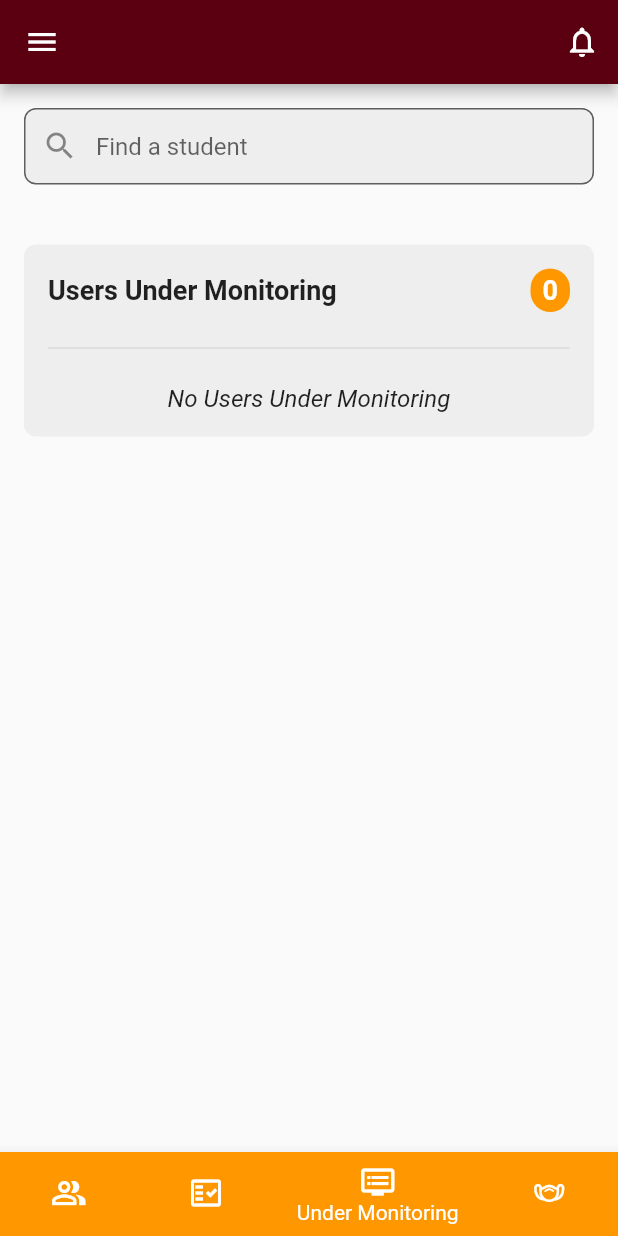
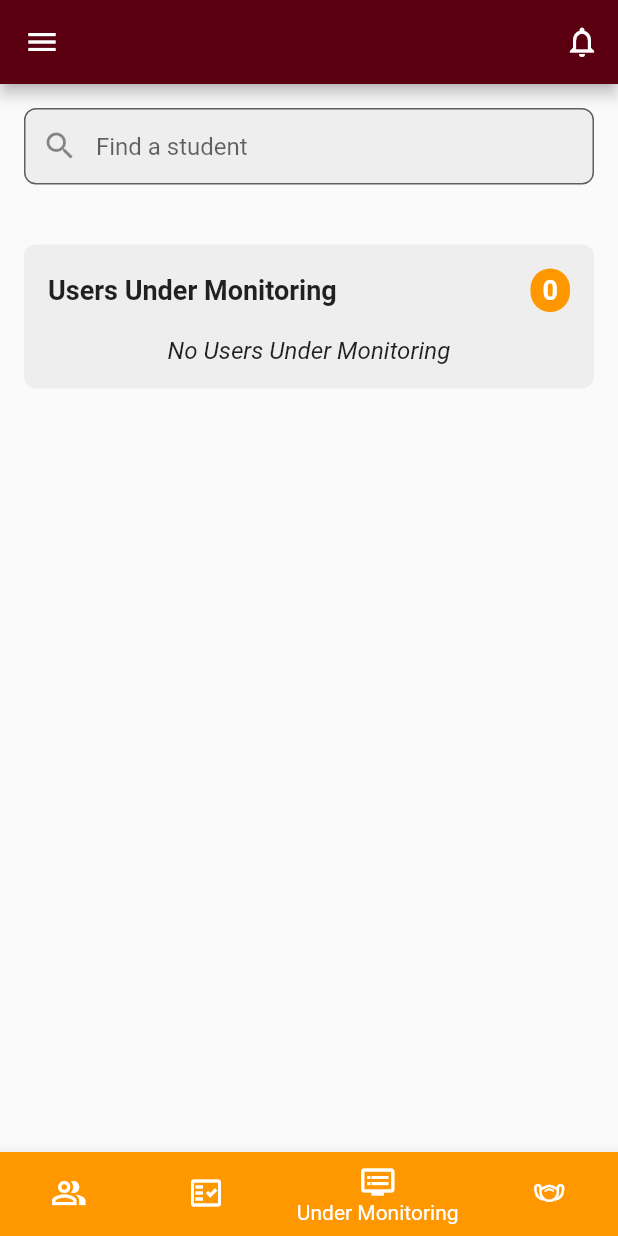
Before and after one commit to reymondyncierto/UPLBeat, a Flutter app: the AdminPage screen opened by its route, item 3 of the bottom bar chosen, on a phone screen of 412 x 824 dp. Run offline on Flutter 3.47's test engine with Material 2 defaults, Android fonts, the phone set to English and light mode, and no system bars; our stand-ins replace cloud_firestore, email_validator, firebase_auth, firebase_core, google_sign_in, image_gallery_saver and 1 more; missing offline and left inert: qr_code_scanner; accounts and stored records are empty.

Commit message:
chore: deleted unnecessary sized box and divider

```diff
--- a/lib/screens/admin_page.dart
+++ b/lib/screens/admin_page.dart
@@ -317,8 +317,6 @@ Widget _showAllUsers() {
                         ],
                       ),
                       const SizedBox(height: 16.0),
-                      const Divider(), // Horizontal line
-                      const SizedBox(height: 16.0),
                       if (filteredDocs.isNotEmpty)
                         ListView.builder(
                           shrinkWrap: true,
@@ -464,8 +462,7 @@ Widget _showCleared() {
                           ),
                         ],
                       ),
-                      const SizedBox(height: 16.0),
-                      const Divider(), // Horizontal line
+
                       const SizedBox(height: 16.0),
                       if (docs.isNotEmpty)
                         ListView.builder(
@@ -657,8 +654,6 @@ Widget _showMonitored() {
                           ),
                         ],
                       ),
-                      const SizedBox(height: 16.0),
-                      const Divider(), // Horizontal line
                       const SizedBox(height: 16.0),
                       if (docs.isNotEmpty)
                         ListView.builder(
```
